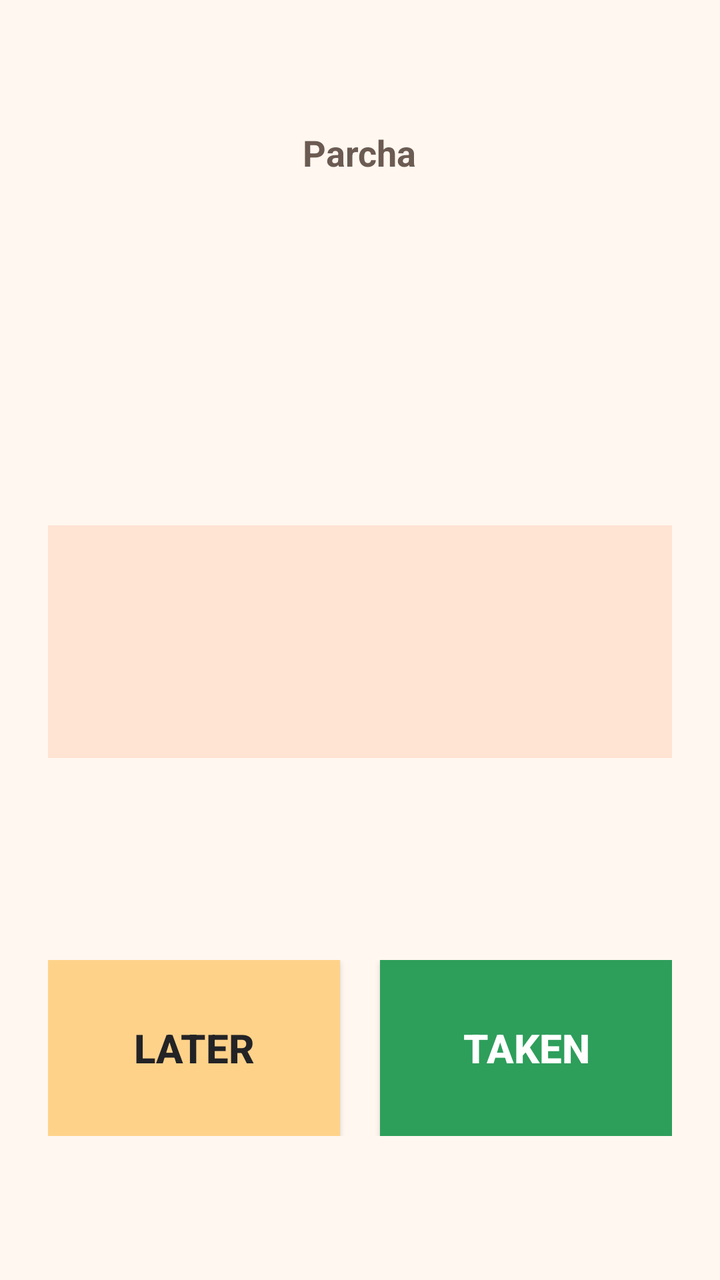
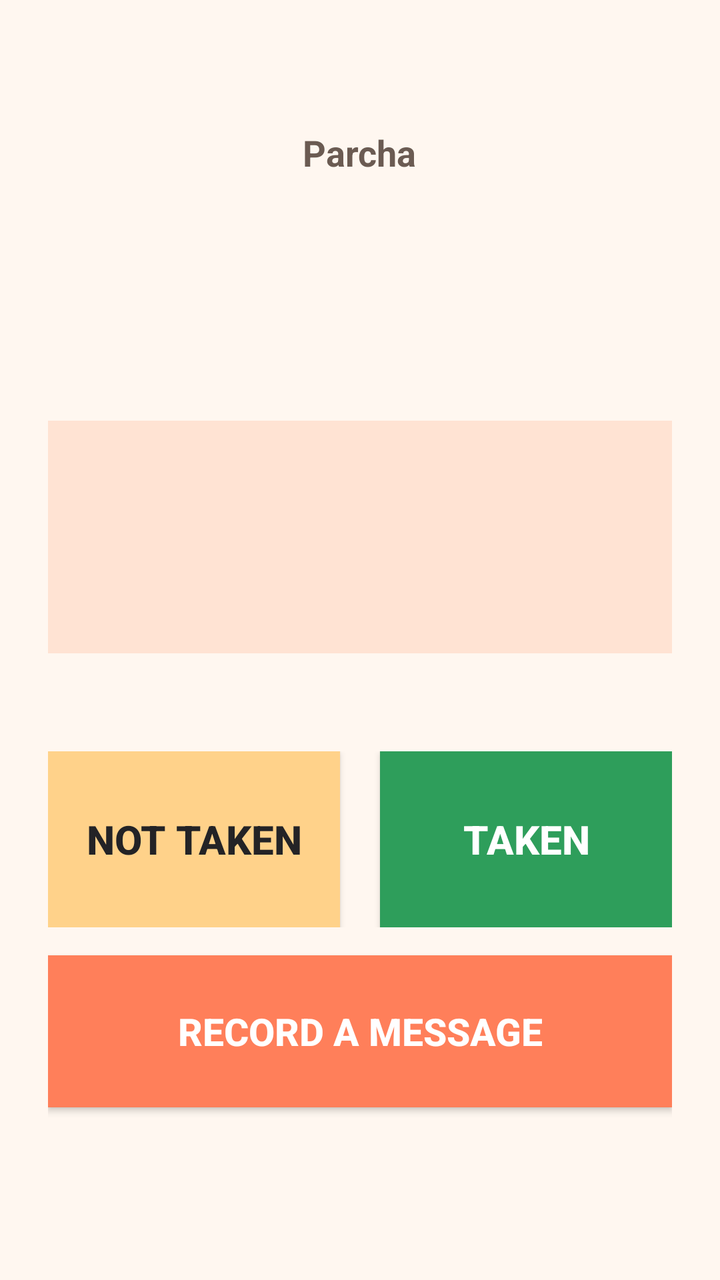

Screens rendered from an Android XML layout before and after an edit, with the pre-edit source and the edit as a unified diff.
<!-- AndroidManifest.xml: activity theme android:Theme.DeviceDefault.NoActionBar -->
<!-- res/layout/activity_call.xml -->
<?xml version="1.0" encoding="utf-8"?>
<LinearLayout xmlns:android="http://schemas.android.com/apk/res/android"
    android:layout_width="match_parent"
    android:layout_height="match_parent"
    android:orientation="vertical"
    android:background="#FFF7F0"
    android:gravity="center_horizontal"
    android:padding="24dp">

    <TextView
        android:id="@+id/call_from"
        android:layout_width="wrap_content"
        android:layout_height="wrap_content"
        android:layout_marginTop="40dp"
        android:textSize="18sp"
        android:textStyle="bold"
        android:textColor="#6B5B52"
        android:text="Parcha" />

    <TextView
        android:id="@+id/call_who"
        android:layout_width="match_parent"
        android:layout_height="wrap_content"
        android:layout_marginTop="28dp"
        android:gravity="center"
        android:textSize="34sp"
        android:textStyle="bold"
        android:textColor="#232326"
        android:text="" />

    <View
        android:layout_width="match_parent"
        android:layout_height="0dp"
        android:layout_weight="1" />

    <LinearLayout
        android:layout_width="match_parent"
        android:layout_height="wrap_content"
        android:orientation="vertical"
        android:gravity="center"
        android:background="#FFE3D3"
        android:padding="22dp">

        <TextView
            android:id="@+id/call_title"
            android:layout_width="match_parent"
            android:layout_height="wrap_content"
            android:gravity="center"
            android:textSize="28sp"
            android:textStyle="bold"
            android:textColor="#232326"
            android:text="" />

        <TextView
            android:id="@+id/call_detail"
            android:layout_width="match_parent"
            android:layout_height="wrap_content"
            android:layout_marginTop="8dp"
            android:gravity="center"
            android:textSize="20sp"
            android:textColor="#4A3F38"
            android:text="" />
    </LinearLayout>

    <View
        android:layout_width="match_parent"
        android:layout_height="0dp"
        android:layout_weight="1" />

    
    <LinearLayout
        android:layout_width="match_parent"
        android:layout_height="wrap_content"
        android:orientation="horizontal"
        android:layout_marginBottom="48dp"
        android:weightSum="2">

        <Button
            android:id="@+id/call_later"
            android:layout_width="0dp"
            android:layout_weight="1"
            android:layout_height="88dp"
            android:layout_marginEnd="10dp"
            android:textSize="20sp"
            android:textStyle="bold"
            android:textColor="#232326"
            android:background="#FFD28A"
            android:text="Later" />

        <Button
            android:id="@+id/call_taken"
            android:layout_width="0dp"
            android:layout_weight="1"
            android:layout_height="88dp"
            android:layout_marginStart="10dp"
            android:textSize="20sp"
            android:textStyle="bold"
            android:textColor="#FFFFFF"
            android:background="#2E9E5B"
            android:text="Taken" />
    </LinearLayout>
</LinearLayout>
<!-- resources referenced by this layout -->
<resources>

</resources>

<!-- the commit's change to res/layout/activity_call.xml (unified diff, before → after) -->
@@ -41,6 +41,16 @@
         android:background="#FFE3D3"
         android:padding="22dp">
 
+        
+        <ImageView
+            android:id="@+id/call_strip"
+            android:layout_width="match_parent"
+            android:layout_height="170dp"
+            android:layout_marginBottom="14dp"
+            android:scaleType="centerCrop"
+            android:contentDescription="Strip"
+            android:visibility="gone" />
+
         <TextView
             android:id="@+id/call_title"
             android:layout_width="match_parent"
@@ -72,7 +82,6 @@
         android:layout_width="match_parent"
         android:layout_height="wrap_content"
         android:orientation="horizontal"
-        android:layout_marginBottom="48dp"
         android:weightSum="2">
 
         <Button
@@ -85,7 +94,7 @@
             android:textStyle="bold"
             android:textColor="#232326"
             android:background="#FFD28A"
-            android:text="Later" />
+            android:text="Not taken" />
 
         <Button
             android:id="@+id/call_taken"
@@ -99,4 +108,26 @@
             android:background="#2E9E5B"
             android:text="Taken" />
     </LinearLayout>
+
+    <Button
+        android:id="@+id/call_record"
+        android:layout_width="match_parent"
+        android:layout_height="76dp"
+        android:layout_marginTop="14dp"
+        android:textSize="19sp"
+        android:textStyle="bold"
+        android:textColor="#FFFFFF"
+        android:background="#FF7F5A"
+        android:text="Record a message" />
+
+    <TextView
+        android:id="@+id/call_record_note"
+        android:layout_width="match_parent"
+        android:layout_height="wrap_content"
+        android:layout_marginTop="6dp"
+        android:layout_marginBottom="36dp"
+        android:gravity="center"
+        android:textSize="15sp"
+        android:textColor="#4A3F38"
+        android:text="" />
 </LinearLayout>
